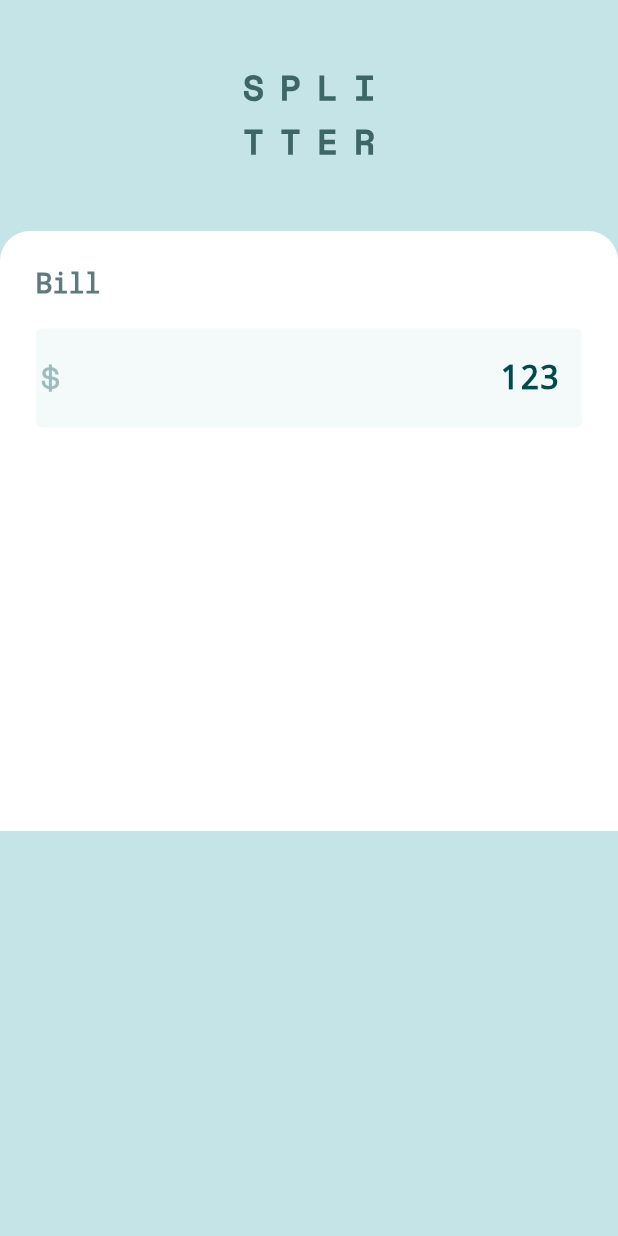
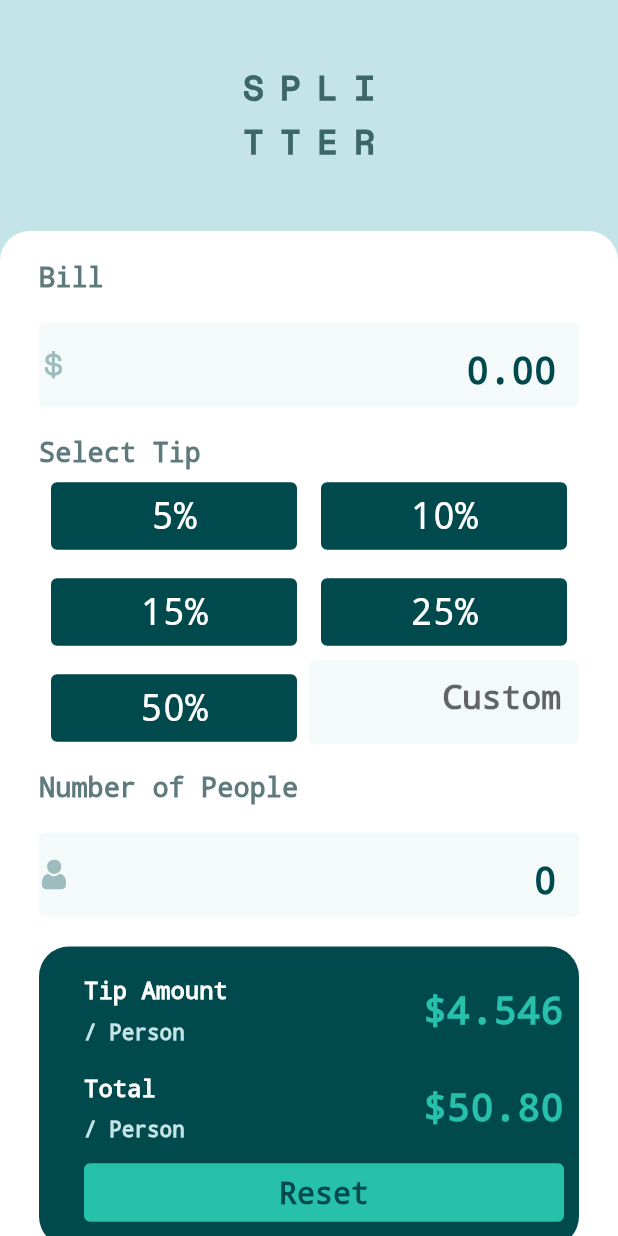
Before and after one commit to dileep9490/tip_calculator_app, a Flutter app: the screen it shows after launch, on a phone screen of 412 x 824 dp. Run offline on Flutter 3.47's test engine with Material 2 defaults, Android fonts, the phone set to English and light mode, and no system bars; our stand-ins replace flutter_svg.

Commit message:
UI creation completed

```diff
--- a/lib/tip_calculator/views/home_page.dart
+++ b/lib/tip_calculator/views/home_page.dart
@@ -1,6 +1,11 @@
 import 'package:flutter/material.dart';
 import 'package:flutter_svg/svg.dart';
 import 'package:tip_calculator_app/const.dart';
+import 'package:tip_calculator_app/tip_calculator/widgets/form_widget.dart';
+import 'package:tip_calculator_app/tip_calculator/widgets/button_widget.dart';
+import 'package:tip_calculator_app/tip_calculator/widgets/custom_button.dart';
+
+import '../widgets/result_widget.dart';
 
 class HomePage extends StatelessWidget {
   const HomePage({Key? key}) : super(key: key);
@@ -10,22 +15,25 @@ class HomePage extends StatelessWidget {
     return SafeArea(
       child: Scaffold(
         backgroundColor: lightGrayishCyan,
-        body: _HomePage(),
+        body: _HomePageView(),
       ),
     );
   }
 }
 
-class _HomePage extends StatelessWidget {
-  _HomePage({Key? key}) : super(key: key);
+class _HomePageView extends StatelessWidget {
+  _HomePageView({Key? key}) : super(key: key);
 
-  final TextEditingController billValue = TextEditingController();
-
+  final TextEditingController billcontroller = TextEditingController();
+  final TextEditingController customController = TextEditingController();
+  final TextEditingController peopleController = TextEditingController();
   @override
   Widget build(BuildContext context) {
-    billValue.text = '123';
+    billcontroller.text = '0.00';
+    peopleController.text = '0';
     const Radius containerRadius = Radius.circular(20);
-    return Column(
+    return SingleChildScrollView(
+      child: Column(
         crossAxisAlignment: CrossAxisAlignment.center,
         children: [
           Container(
@@ -35,59 +43,76 @@ class _HomePage extends StatelessWidget {
           ),
           Container(
             width: double.infinity,
-          height: 400,
             decoration: const BoxDecoration(
                 borderRadius: BorderRadius.only(
                     topLeft: containerRadius, topRight: containerRadius),
                 color: Colors.white),
             child: Padding(
-            padding: const EdgeInsets.all(24),
+              padding: const EdgeInsets.symmetric(horizontal: 26, vertical: 20),
               child: SingleChildScrollView(
                 child: Column(
                   crossAxisAlignment: CrossAxisAlignment.start,
                   children: [
+                    FormWidget(
+                      title: 'Bill',
+                      controller: billcontroller,
+                      prefixIconPath: 'assets/images/icon-dollar.svg',
+                    ),
+                    const SizedBox(
+                      height: 20,
+                    ),
+                    Column(
+                      crossAxisAlignment: CrossAxisAlignment.start,
+                      children: [
                         Text(
-                    'Bill',
+                          'Select Tip',
                           style: Theme.of(context)
                               .textTheme
                               .bodyText1!
                               .copyWith(fontSize: 18, color: darkGrayishCyan),
                         ),
+                        Table(
+                          children: [
+                            const TableRow(
+                              children: [
+                                PercentageButton(title: '5%'),
+                                PercentageButton(title: '10%')
+                              ],
+                            ),
+                            const TableRow(
+                              children: [
+                                PercentageButton(title: '15%'),
+                                PercentageButton(title: '25%')
+                              ],
+                            ),
+                            TableRow(
+                              children: [
+                                const PercentageButton(title: '50%'),
+                                CustomButton(
+                                  customController: customController,
+                                )
+                              ],
+                            ),
+                          ],
+                        ),
                         const SizedBox(
-                    height: 20,
+                          height: 10,
                         ),
-                  TextFormField(
-                    decoration: InputDecoration(
-                      prefixIconConstraints: const BoxConstraints(
-                          maxHeight: 20,
-                          maxWidth: 20,
-                          minHeight: 20,
-                          minWidth: 20),
-                      prefixIcon: SvgPicture.asset(
-                        'assets/images/icon-dollar.svg',
-                        height: 8,
-                        width: 8,
+                        FormWidget(
+                          title: 'Number of People',
+                          controller: peopleController,
+                          prefixIconPath: 'assets/images/icon-person.svg',
                         ),
-                      border:
-                          const OutlineInputBorder(borderSide: BorderSide.none),
-                      fillColor: whitishCyan,
-                      filled: true,
-                      // hintText: '123',
+                       const ResultWidget()
+                      ],
                     ),
-                    style: Theme.of(context).textTheme.bodyText1!.copyWith(
-                          fontSize: 22,
-                          color: veryDarkCyan,
-                        ),
-                    controller: billValue,
-                    textAlign: TextAlign.right,
-                    keyboardType: TextInputType.number,
-                  )
                   ],
                 ),
               ),
             ),
           )
         ],
+      ),
     );
   }
 }
```
Lines whose indentation alone changed are shown as unchanged.
